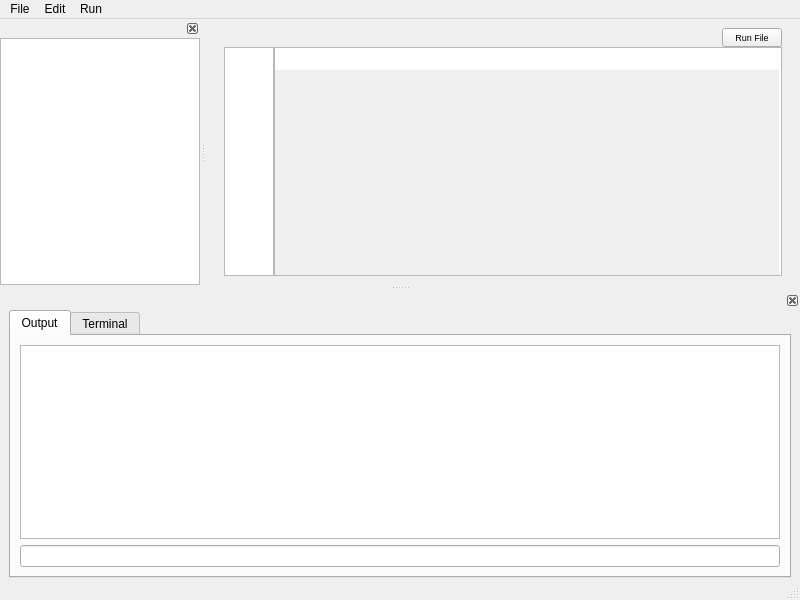
Qt form mainwindow.ui (MuradWafik/notepad) before a commit.
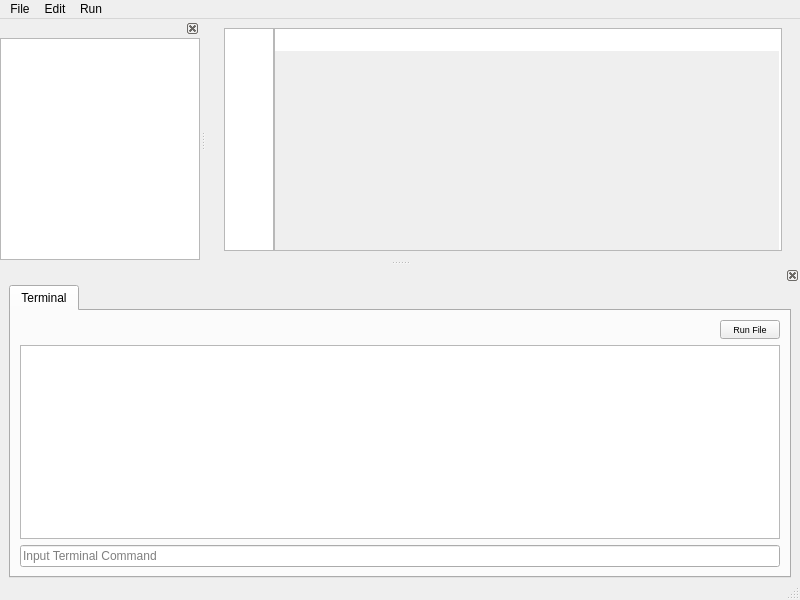
The same form after that commit. The open tabs and pages were chosen to show the change.

Commit message: removed output process, instead just 1 but it can successfully run file and ask for input.. saving now works correctly too, and you can search for text in the document and it gets highlighted

```diff
--- a/mainwindow.ui
+++ b/mainwindow.ui
@@ -62,42 +62,12 @@
           <property name="spacing">
            <number>0</number>
           </property>
-          <item alignment="Qt::AlignRight">
-           <widget class="QPushButton" name="pushButton">
-            <property name="sizePolicy">
-             <sizepolicy hsizetype="Fixed" vsizetype="Fixed">
-              <horstretch>0</horstretch>
-              <verstretch>0</verstretch>
-             </sizepolicy>
-            </property>
-            <property name="maximumSize">
-             <size>
-              <width>60</width>
-              <height>30</height>
-             </size>
-            </property>
-            <property name="baseSize">
-             <size>
-              <width>20</width>
-              <height>20</height>
-             </size>
-            </property>
-            <property name="font">
-             <font>
-              <pointsize>7</pointsize>
-             </font>
-            </property>
-            <property name="text">
-             <string>Run File</string>
-            </property>
-           </widget>
-          </item>
           <item>
            <layout class="QHBoxLayout" name="horizontalLayout">
             <property name="spacing">
              <number>0</number>
             </property>
-            <item>
+            <item alignment="Qt::AlignRight">
              <widget class="QPlainTextEdit" name="lineNumPlainTextEdit">
               <property name="sizePolicy">
                <sizepolicy hsizetype="Minimum" vsizetype="Expanding">
@@ -160,6 +130,9 @@
               <property name="sizeAdjustPolicy">
                <enum>QAbstractScrollArea::AdjustToContents</enum>
               </property>
+              <property name="lineWrapMode">
+               <enum>QPlainTextEdit::NoWrap</enum>
+              </property>
               <property name="plainText">
                <string/>
               </property>
@@ -242,6 +215,9 @@
    </attribute>
    <widget class="QWidget" name="dockWidgetContents_2">
     <layout class="QVBoxLayout" name="verticalLayout_4">
+     <property name="spacing">
+      <number>0</number>
+     </property>
      <property name="topMargin">
       <number>0</number>
      </property>
@@ -253,37 +229,41 @@
        <property name="currentIndex">
         <number>1</number>
        </property>
-       <widget class="QWidget" name="outputTab">
-        <attribute name="title">
-         <string>Output</string>
-        </attribute>
-        <layout class="QVBoxLayout" name="verticalLayout_6">
-         <item>
-          <widget class="QPlainTextEdit" name="outputText">
-           <property name="font">
-            <font>
-             <pointsize>11</pointsize>
-            </font>
-           </property>
-           <property name="readOnly">
-            <bool>true</bool>
-           </property>
-          </widget>
-         </item>
-         <item>
-          <widget class="QLineEdit" name="userInputRunningProgram">
-           <property name="enabled">
-            <bool>true</bool>
-           </property>
-          </widget>
-         </item>
-        </layout>
-       </widget>
        <widget class="QWidget" name="terminalTab">
         <attribute name="title">
          <string>Terminal</string>
         </attribute>
         <layout class="QVBoxLayout" name="verticalLayout_5">
+         <item alignment="Qt::AlignRight">
+          <widget class="QPushButton" name="pushButton">
+           <property name="sizePolicy">
+            <sizepolicy hsizetype="Fixed" vsizetype="Fixed">
+             <horstretch>0</horstretch>
+             <verstretch>0</verstretch>
+            </sizepolicy>
+           </property>
+           <property name="maximumSize">
+            <size>
+             <width>60</width>
+             <height>30</height>
+            </size>
+           </property>
+           <property name="baseSize">
+            <size>
+             <width>20</width>
+             <height>20</height>
+            </size>
+           </property>
+           <property name="font">
+            <font>
+             <pointsize>7</pointsize>
+            </font>
+           </property>
+           <property name="text">
+            <string>Run File</string>
+           </property>
+          </widget>
+         </item>
          <item>
           <widget class="QPlainTextEdit" name="terminalBox">
            <property name="readOnly">
```
Left out of the diff: 2 changed lines with no effect on the pictures. The commit also changes 8 other files.
